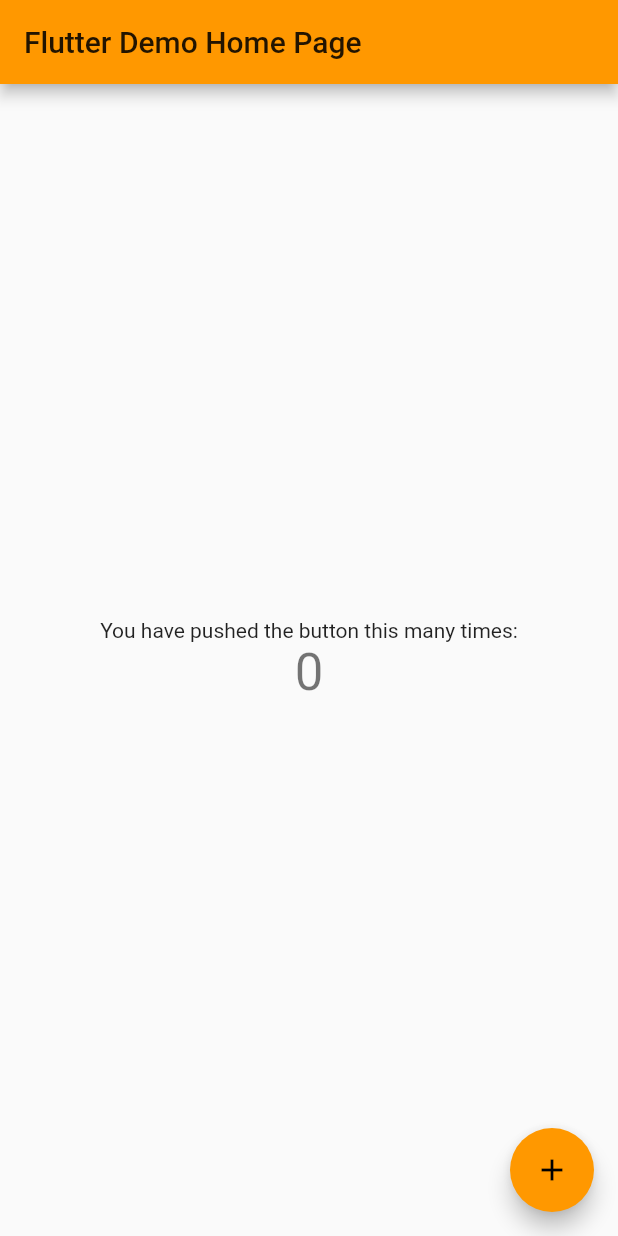
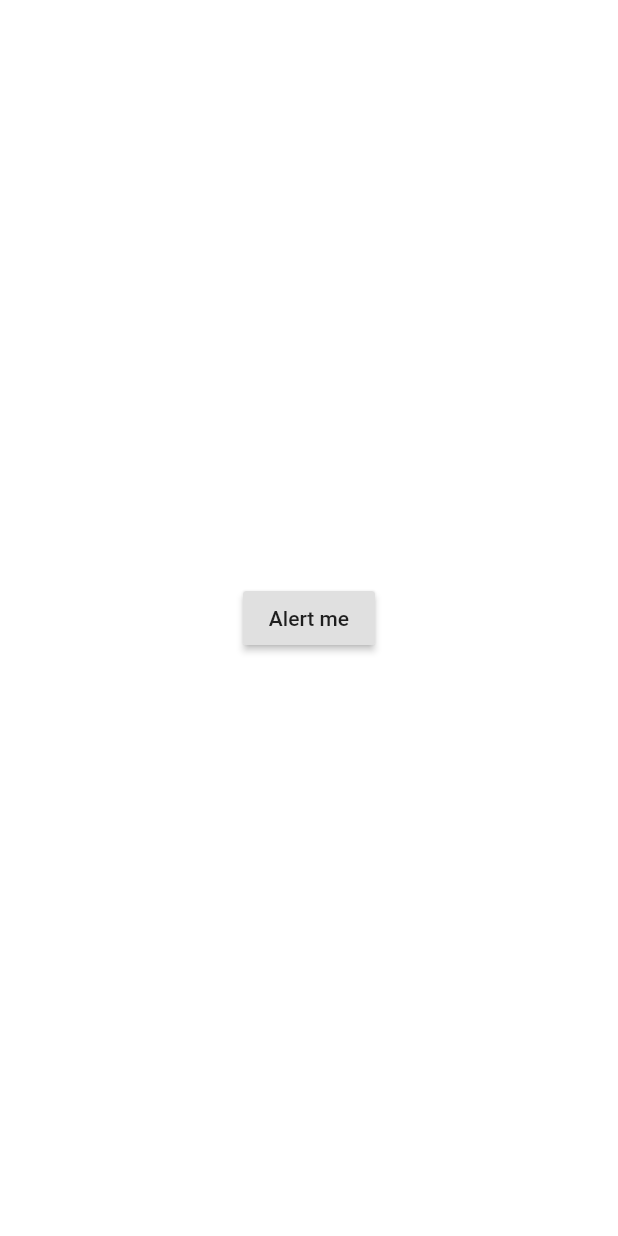
Before and after one commit to Bijayadhs/flutter-practice-examples, a Flutter app: the screen it shows after launch, on a phone screen of 412 x 824 dp. Run offline on Flutter 3.47's test engine with Material 2 defaults, Android fonts, the phone set to English and light mode, and no system bars.

Commit message:
Alert Dialog and provider

```diff
--- /dev/null
+++ b/lib/dialog/dialog_page.dart
@@ -0,0 +1,38 @@
+import 'package:flutter/material.dart';
+
+class DialogPage extends StatefulWidget {
+  @override
+  _DialogPageState createState() => _DialogPageState();
+}
+
+class _DialogPageState extends State<DialogPage> {
+  @override
+  Widget build(BuildContext context) {
+    return Scaffold(
+      body: Center(
+        child: RaisedButton(
+          onPressed: () {
+            showDialog(
+              context: context,
+              builder: (context) => AlertDialog(
+                title: Text('Hello'),
+                content: Text('World'),
+                elevation: 24,
+                backgroundColor: Colors.amber[100],
+                actions: [
+                  FlatButton(
+                      child: Text('OK'),
+                      onPressed: () {
+                        Navigator.of(context).pop();
+                      }),
+                ],
+              ),
+              barrierDismissible: true,
+            );
+          },
+          child: Text('Alert me'),
+        ),
+      ),
+    );
+  }
+}
--- a/lib/main.dart
+++ b/lib/main.dart
@@ -1,117 +1,30 @@
 import 'package:flutter/material.dart';
+import 'package:flutter_practice_project/dialog/dialog_page.dart';
+
+// import 'package:flutter_practice_project/provider/home_page.dart';
+// import 'package:flutter_practice_project/provider/counter_provider.dart';
+// import 'package:provider/provider.dart';
 
 void main() {
   runApp(MyApp());
 }
 
 class MyApp extends StatelessWidget {
-  // This widget is the root of your application.
   @override
   Widget build(BuildContext context) {
     return MaterialApp(
       title: 'Flutter Demo',
       theme: ThemeData(
-        // This is the theme of your application.
-        //
-        // Try running your application with "flutter run". You'll see the
-        // application has a blue toolbar. Then, without quitting the app, try
-        // changing the primarySwatch below to Colors.green and then invoke
-        // "hot reload" (press "r" in the console where you ran "flutter run",
-        // or simply save your changes to "hot reload" in a Flutter IDE).
-        // Notice that the counter didn't reset back to zero; the application
-        // is not restarted.
-        primarySwatch: Colors.orange,
-        // This makes the visual density adapt to the platform that you run
-        // the app on. For desktop platforms, the controls will be smaller and
-        // closer together (more dense) than on mobile platforms.
+        primaryColor: Colors.orange[300],
+        scaffoldBackgroundColor: Colors.white,
         visualDensity: VisualDensity.adaptivePlatformDensity,
       ),
-      home: MyHomePage(title: 'Flutter Demo Home Page'),
+      home: DialogPage(),
     );
   }
 }
 
-class MyHomePage extends StatefulWidget {
-  MyHomePage({Key key, this.title}) : super(key: key);
-
-  // This widget is the home page of your application. It is stateful, meaning
-  // that it has a State object (defined below) that contains fields that affect
-  // how it looks.
-
-  // This class is the configuration for the state. It holds the values (in this
-  // case the title) provided by the parent (in this case the App widget) and
-  // used by the build method of the State. Fields in a Widget subclass are
-  // always marked "final".
-
-  final String title;
-
-  @override
-  _MyHomePageState createState() => _MyHomePageState();
-}
-
-class _MyHomePageState extends State<MyHomePage> {
-  int _counter = 0;
-
-  void _incrementCounter() {
-    setState(() {
-      // This call to setState tells the Flutter framework that something has
-      // changed in this State, which causes it to rerun the build method below
-      // so that the display can reflect the updated values. If we changed
-      // _counter without calling setState(), then the build method would not be
-      // called again, and so nothing would appear to happen.
-      _counter++;
-    });
-  }
-
-  @override
-  Widget build(BuildContext context) {
-    // This method is rerun every time setState is called, for instance as done
-    // by the _incrementCounter method above.
-    //
-    // The Flutter framework has been optimized to make rerunning build methods
-    // fast, so that you can just rebuild anything that needs updating rather
-    // than having to individually change instances of widgets.
-    return Scaffold(
-      appBar: AppBar(
-        // Here we take the value from the MyHomePage object that was created by
-        // the App.build method, and use it to set our appbar title.
-        title: Text(widget.title),
-      ),
-      body: Center(
-        // Center is a layout widget. It takes a single child and positions it
-        // in the middle of the parent.
-        child: Column(
-          // Column is also a layout widget. It takes a list of children and
-          // arranges them vertically. By default, it sizes itself to fit its
-          // children horizontally, and tries to be as tall as its parent.
-          //
-          // Invoke "debug painting" (press "p" in the console, choose the
-          // "Toggle Debug Paint" action from the Flutter Inspector in Android
-          // Studio, or the "Toggle Debug Paint" command in Visual Studio Code)
-          // to see the wireframe for each widget.
-          //
-          // Column has various properties to control how it sizes itself and
-          // how it positions its children. Here we use mainAxisAlignment to
-          // center the children vertically; the main axis here is the vertical
-          // axis because Columns are vertical (the cross axis would be
-          // horizontal).
-          mainAxisAlignment: MainAxisAlignment.center,
-          children: <Widget>[
-            Text(
-              'You have pushed the button this many times:',
-            ),
-            Text(
-              '$_counter',
-              style: Theme.of(context).textTheme.headline4,
-            ),
-          ],
-        ),
-      ),
-      floatingActionButton: FloatingActionButton(
-        onPressed: _incrementCounter,
-        tooltip: 'Increment',
-        child: Icon(Icons.add),
-      ), // This trailing comma makes auto-formatting nicer for build methods.
-    );
-  }
-}
+// home: HomePageProvider(),
+// ChangeNotifierProvider<Counter>(
+//         create: (context) => Counter(),
+//         child:
```
Also changed, not shown: lib/provider/counter_provider.dart (added, +9 -0 lines), lib/provider/home_page.dart (added, +36 -0 lines), pubspec.yaml (+1 -9 lines), pubspec.lock.
